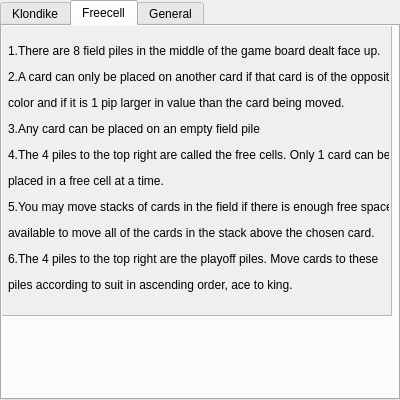
Qt form CardGame/help.ui (kiloecho78/CS4865) before a commit.
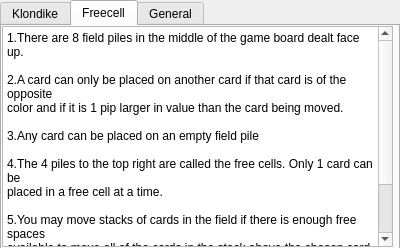
The same form after that commit. The open tabs and pages were chosen to show the change. Icons and pictures are not drawn.

Commit message: End of class 5/6

The edit to the form file:
```diff
--- a/CardGame/help.ui
+++ b/CardGame/help.ui
@@ -7,13 +7,13 @@
     <x>0</x>
     <y>0</y>
     <width>400</width>
-    <height>400</height>
+    <height>248</height>
    </rect>
   </property>
   <property name="minimumSize">
    <size>
     <width>400</width>
-    <height>400</height>
+    <height>200</height>
    </size>
   </property>
   <property name="maximumSize">
@@ -35,7 +35,7 @@
      <x>0</x>
      <y>0</y>
      <width>400</width>
-     <height>400</height>
+     <height>251</height>
     </rect>
    </property>
    <property name="autoFillBackground">
@@ -99,41 +99,35 @@
     <attribute name="title">
      <string>Freecell</string>
     </attribute>
-    <widget class="QScrollArea" name="scrollArea_2">
+    <widget class="QPlainTextEdit" name="plainTextEdit_2">
      <property name="geometry">
       <rect>
-       <x>-1</x>
-       <y>-1</y>
+       <x>0</x>
+       <y>0</y>
        <width>391</width>
-       <height>291</height>
+       <height>221</height>
       </rect>
      </property>
-     <property name="widgetResizable">
+     <property name="readOnly">
       <bool>true</bool>
      </property>
-     <widget class="QWidget" name="scrollAreaWidgetContents_2">
-      <property name="geometry">
-       <rect>
-        <x>0</x>
-        <y>0</y>
-        <width>389</width>
-        <height>289</height>
-       </rect>
-      </property>
-      <widget class="QLabel" name="label_2">
-       <property name="geometry">
-        <rect>
-         <x>6</x>
-         <y>2</y>
-         <width>381</width>
-         <height>281</height>
-        </rect>
-       </property>
-       <property name="text">
-        <string>&lt;html&gt;&lt;head/&gt;&lt;body&gt;&lt;p&gt;1.There are 8 field piles in the middle of the game board dealt face up.&lt;/p&gt;&lt;p&gt;2.A card can only be placed on another card if that card is of the opposite&lt;/p&gt;&lt;p&gt;   color and if it is 1 pip larger in value than the card being moved.&lt;/p&gt;&lt;p&gt;3.Any card can be placed on an empty field pile&lt;/p&gt;&lt;p&gt;4.The 4 piles to the top right are called the free cells.  Only 1 card can be&lt;/p&gt;&lt;p&gt;   placed in a free cell at a time.&lt;/p&gt;&lt;p&gt;5.You may move stacks of cards in the field if there is enough free spaces &lt;/p&gt;&lt;p&gt;   available to move all of the cards in the stack above the chosen card.&lt;/p&gt;&lt;p&gt;6.The 4 piles to the top right are the playoff piles.  Move cards to these &lt;/p&gt;&lt;p&gt;   piles according to suit in ascending order, ace to king.&lt;/p&gt;&lt;/body&gt;&lt;/html&gt;</string>
-       </property>
-      </widget>
-     </widget>
+     <property name="plainText">
+      <string>1.There are 8 field piles in the middle of the game board dealt face up.
+
+2.A card can only be placed on another card if that card is of the opposite
+color and if it is 1 pip larger in value than the card being moved.
+
+3.Any card can be placed on an empty field pile
+
+4.The 4 piles to the top right are called the free cells. Only 1 card can be
+placed in a free cell at a time.
+
+5.You may move stacks of cards in the field if there is enough free spaces 
+available to move all of the cards in the stack above the chosen card.
+
+6.The 4 piles to the top right are the playoff piles. Move cards to these 
+piles according to suit in ascending order, ace to king.</string>
+     </property>
     </widget>
    </widget>
    <widget class="QWidget" name="GeneralHelpTab">
```
Left out of the diff: 60 changed lines with no effect on the pictures. The commit also changes 7 other files.
